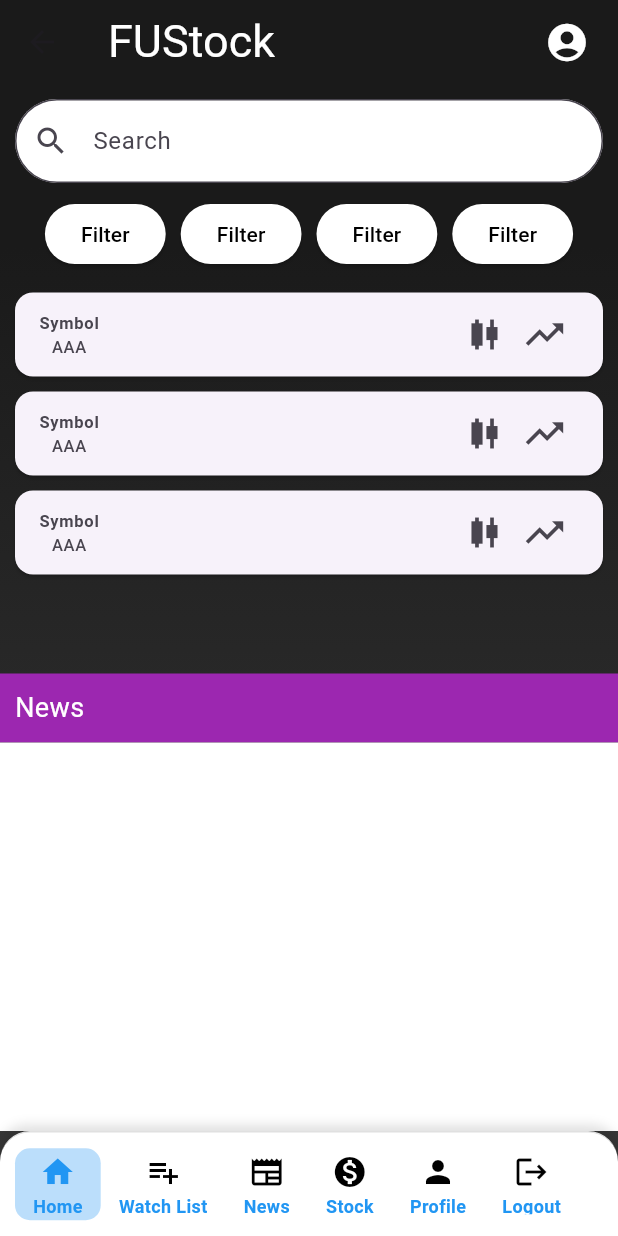
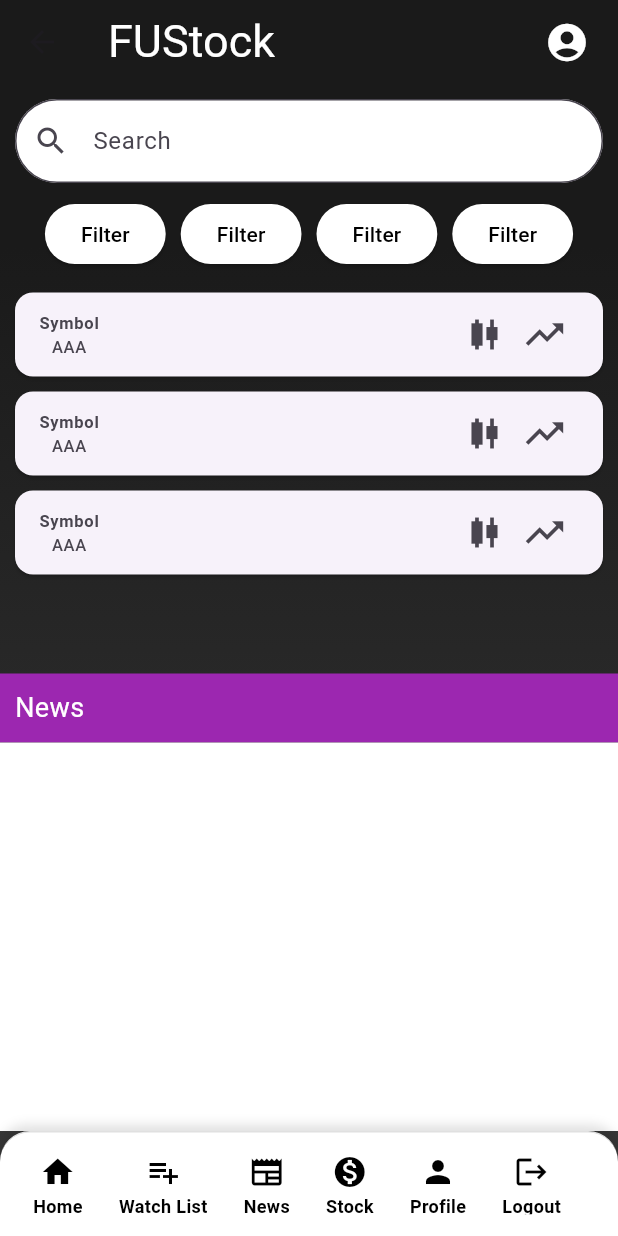
Before and after one commit to SWD392-StockMarket/SWD-Mobile, a Flutter app: the HomeScreen screen opened by its route, on a phone screen of 412 x 824 dp. Run offline on Flutter 3.47's test engine with Material 3 defaults, Android fonts, the phone set to English and light mode, and no system bars; our stand-ins replace firebase_core, firebase_messaging, flutter_dotenv, flutter_local_notifications, get, get_storage; missing offline and left inert: candlesticks; accounts and stored records are empty.

Commit message:
change color 1

```diff
--- a/lib/controllers/search_controller.dart
+++ b/lib/controllers/search_controller.dart
@@ -2,11 +2,13 @@ import 'package:flutter/material.dart';
 
 class SearchControllerApp with ChangeNotifier {
   final TextEditingController controller = TextEditingController();
+  String searchQuery = '';
 
   void updateSearch(String value) {
-    print("Search: $value");
+    searchQuery = value.toLowerCase();
     notifyListeners();
   }
+
   @override
   void dispose() {
     controller.dispose();
--- a/lib/widgets/footer_menu.dart
+++ b/lib/widgets/footer_menu.dart
@@ -57,7 +57,7 @@ class ScrollableFooterMenuState extends State<ScrollableFooterMenu> {
             ),
           ],
         ),
-        child: ClipRRect(  // **Ensures content is clipped inside rounded border**
+        child: ClipRRect(
           borderRadius: const BorderRadius.only(
             topLeft: Radius.circular(20),
             topRight: Radius.circular(20),
@@ -71,14 +71,13 @@ class ScrollableFooterMenuState extends State<ScrollableFooterMenu> {
             },
             child: SingleChildScrollView(
               scrollDirection: Axis.horizontal,
-              clipBehavior: Clip.hardEdge, // **Ensures clicks don't leak outside**
-              physics: const BouncingScrollPhysics(), // **Smooth scrolling effect**
+              clipBehavior: Clip.hardEdge,
+              physics: const BouncingScrollPhysics(),
               child: Padding(
                 padding: const EdgeInsets.symmetric(horizontal: 10),
                 child: Row(
                   mainAxisSize: MainAxisSize.min,
                   children: List.generate(widget.buttons.length, (index) {
-                    bool isSelected = selectedIndex == index;
                     return GestureDetector(
                       onTap: () {
                         setState(() {
@@ -94,7 +93,7 @@ class ScrollableFooterMenuState extends State<ScrollableFooterMenu> {
                           vertical: isExpanded ? 4 : 2,
                         ),
                         decoration: BoxDecoration(
-                          color: isSelected ? Colors.blue.shade100 : Colors.transparent,
+                          color: Colors.transparent,
                           borderRadius: BorderRadius.circular(10),
                         ),
                         child: Column(
@@ -103,7 +102,7 @@ class ScrollableFooterMenuState extends State<ScrollableFooterMenu> {
                             Icon(
                               widget.buttons[index].icon,
                               size: isExpanded ? 24 : 22,
-                              color: isSelected ? Colors.blue : Colors.black,
+                              color: Colors.black,
                             ),
                             AnimatedSize(
                               duration: const Duration(milliseconds: 200),
@@ -115,7 +114,7 @@ class ScrollableFooterMenuState extends State<ScrollableFooterMenu> {
                                   child: Text(
                                     widget.buttons[index].label,
                                     style: const TextStyle(
-                                      color: Colors.blue,
+                                      color: Colors.black,
                                       fontSize: 12,
                                       fontWeight: FontWeight.bold,
                                     ),
```
Also changed, not shown: lib/screens/news_screen.dart (+42 -35 lines), 5 other files.
